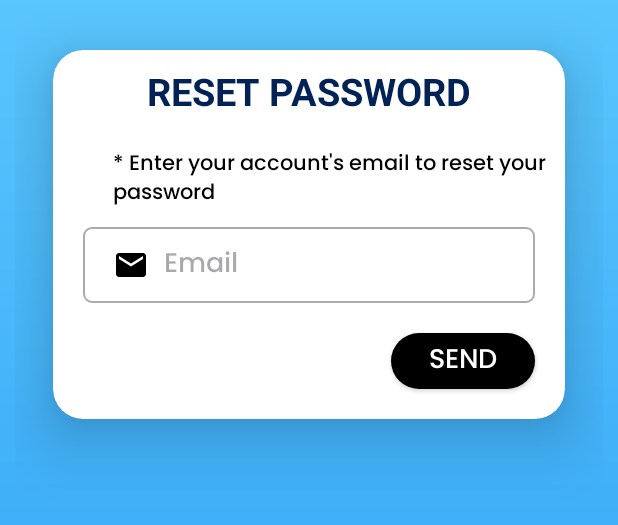
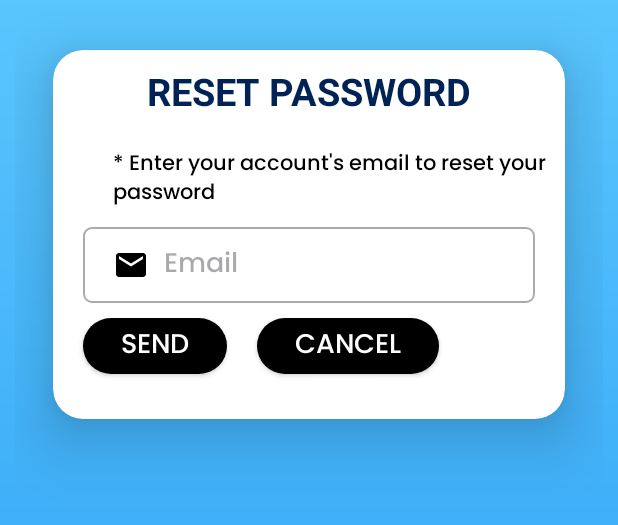
Before and after one commit to vietthong812/mobile_android, an Android app: the layout activity_forgot_password.xml on its own in the app's theme, with its tools: preview values and no code run, on a phone screen of 412 x 824 dp, the part 145-670 px from its top. Run offline under Robolectric (Android 15) with nearby library versions, the phone set to English and light mode, and no system bars; Roboto replaces fonts that are not available here.

Commit message:
forgot password

```diff
--- a/EStudy_App/app/src/main/res/layout/forgot_password.xml
+++ b/EStudy_App/app/src/main/res/layout/activity_forgot_password.xml
@@ -75,7 +75,10 @@
                 android:hint="Email"
                 android:paddingStart="20dp" />
 
-
+            <LinearLayout
+                android:layout_width="wrap_content"
+                android:layout_height="wrap_content"
+                android:orientation="horizontal">
                 <androidx.appcompat.widget.AppCompatButton
                     android:id="@+id/btnSend"
                     android:layout_width="wrap_content"
@@ -90,11 +93,21 @@
                     android:text="Send"
                     android:textColor="@color/white"
                     android:textSize="18sp" />
-
-
-
-
-
+                <androidx.appcompat.widget.AppCompatButton
+                    android:id="@+id/btnCancel"
+                    android:layout_width="wrap_content"
+                    android:layout_height="37dp"
+                    android:layout_gravity="right"
+                    android:layout_margin="10dp"
+                    android:layout_marginTop="0dp"
+                    android:background="@drawable/button_black"
+                    android:fontFamily="@font/poppins_medium"
+                    android:paddingLeft="25dp"
+                    android:paddingRight="25dp"
+                    android:text="Cancel"
+                    android:textColor="@color/white"
+                    android:textSize="18sp" />
+            </LinearLayout>
 
         </LinearLayout>
     </androidx.cardview.widget.CardView>
```
Also changed, not shown: EStudy_App/app/src/main/AndroidManifest.xml (+9 -4 lines), EStudy_App/app/src/main/java/tdtu/EStudy_App/activities/ForgotPassword.java (added, +66 -0 lines), EStudy_App/app/src/main/java/tdtu/EStudy_App/activities/Register.java (+17 -6 lines), EStudy_App/app/src/main/java/tdtu/EStudy_App/activities/SignIn.java (+7 -0 lines), EStudy_App/app/src/main/res/layout/activity_register.xml (+20 -1 lines). Lines whose indentation alone changed are shown as unchanged.
